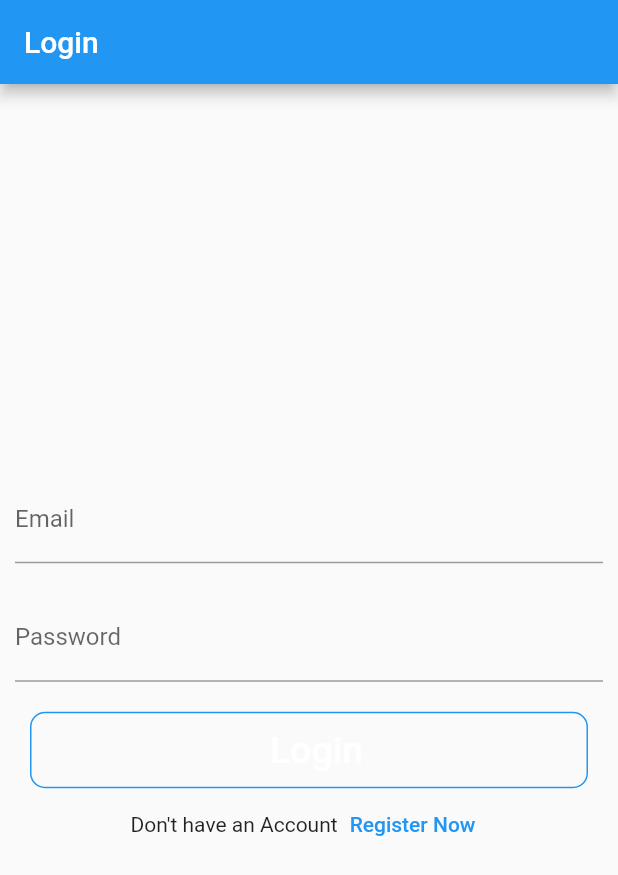
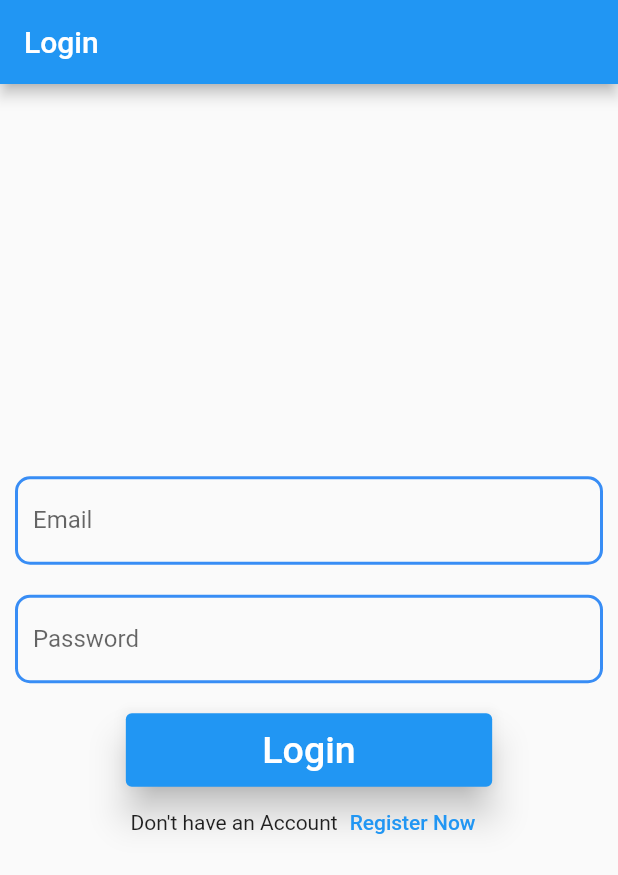
Before and after one commit to CHVrolledout/mynotes-flutter-application, a Flutter app: the screen it shows after launch, on a phone screen of 412 x 824 dp. Shown: the top 875 px of the screen. Run offline on Flutter 3.47's test engine with Material 2 defaults, Android fonts, the phone set to English and light mode, and no system bars; our stand-ins replace cloud_firestore, firebase_auth, firebase_core, share_plus; accounts and stored records are empty.

Commit message:
commit 21

```diff
--- a/lib/utilities/dialogs/generic_dialog.dart
+++ b/lib/utilities/dialogs/generic_dialog.dart
@@ -19,8 +19,10 @@ Future<T?> showGenericDialog<T>({
           final value = options[optionTitle];
           return TextButton(
             onPressed: () {
-              if (value) {
-                Navigator.of(context).pop(value);
+              if (value != null) {
+                if (value) {
+                  Navigator.of(context).pop(value);
+                }
               } else {
                 Navigator.of(context).pop();
               }
--- a/lib/views/login_view.dart
+++ b/lib/views/login_view.dart
@@ -48,8 +48,13 @@ class _LoginViewState extends State<LoginView> {
                 enableSuggestions: true,
                 autocorrect: true,
                 keyboardType: TextInputType.emailAddress,
-                decoration: const InputDecoration(
+                decoration: InputDecoration(
                   labelText: "Email",
+                  enabledBorder: OutlineInputBorder(
+                    borderSide: BorderSide(
+                        width: 2, color: Color.fromARGB(255, 56, 141, 245)),
+                    borderRadius: BorderRadius.circular(10.0),
+                  ),
                 ),
               ),
             ),
@@ -59,20 +64,23 @@ class _LoginViewState extends State<LoginView> {
                 controller: _password,
                 enableSuggestions: false,
                 autocorrect: false,
-                decoration: const InputDecoration(
+                decoration: InputDecoration(
                   labelText: "Password",
+                  enabledBorder: OutlineInputBorder(
+                    borderSide: BorderSide(
+                        width: 2, color: Color.fromARGB(255, 56, 141, 245)),
+                    borderRadius: BorderRadius.circular(10.0),
+                  ),
                 ),
               ),
             ),
             Padding(
-              padding: const EdgeInsets.fromLTRB(20, 10, 20, 0),
-              child: TextButton(
-                style: ButtonStyle(
-                  shape: MaterialStateProperty.all<RoundedRectangleBorder>(
-                      RoundedRectangleBorder(
-                          borderRadius: BorderRadius.circular(10.0),
-                          side: const BorderSide(color: Colors.blue))),
-                ),
+              padding: const EdgeInsets.only(top: 10),
+              child: ElevatedButton(
+                style: ElevatedButton.styleFrom(
+                  foregroundColor: Theme.of(context).colorScheme.onPrimary,
+                  backgroundColor: Theme.of(context).colorScheme.primary,
+                ).copyWith(elevation: ButtonStyleButton.allOrNull(10.0)),
                 onPressed: () async {
                   final email = _email.text;
                   final password = _password.text;
@@ -110,16 +118,13 @@ class _LoginViewState extends State<LoginView> {
                     );
                   }
                 },
-                child: Padding(
-                  padding: const EdgeInsets.fromLTRB(45, 3, 35, 3),
-                  child: Row(
-                    mainAxisAlignment: MainAxisAlignment.center,
-                    children: const [
-                      Text(
-                        "Login",
-                        style: TextStyle(color: Colors.white, fontSize: 25),
-                      ),
-                    ],
+                child: const Padding(
+                  padding: EdgeInsets.fromLTRB(75, 10, 75, 10),
+                  child: Text(
+                    'Login',
+                    style: TextStyle(
+                        color: Color.fromARGB(255, 255, 255, 255),
+                        fontSize: 25),
                   ),
                 ),
               ),
--- a/pubspec.yaml
+++ b/pubspec.yaml
@@ -41,6 +41,7 @@ dependencies:
   sqflite: ^2.0.3+1
   path_provider: ^2.0.11
   path: ^1.8.2
+  share_plus: ^4.4.0
 
 dev_dependencies:
   flutter_test:
```
Also changed, not shown: lib/utilities/dialogs/cannot_share_empty_note_dialog.dart (added, +13 -0 lines), lib/views/notes/create_update_note_view.dart (+15 -0 lines), pubspec.lock, 7 other files.
